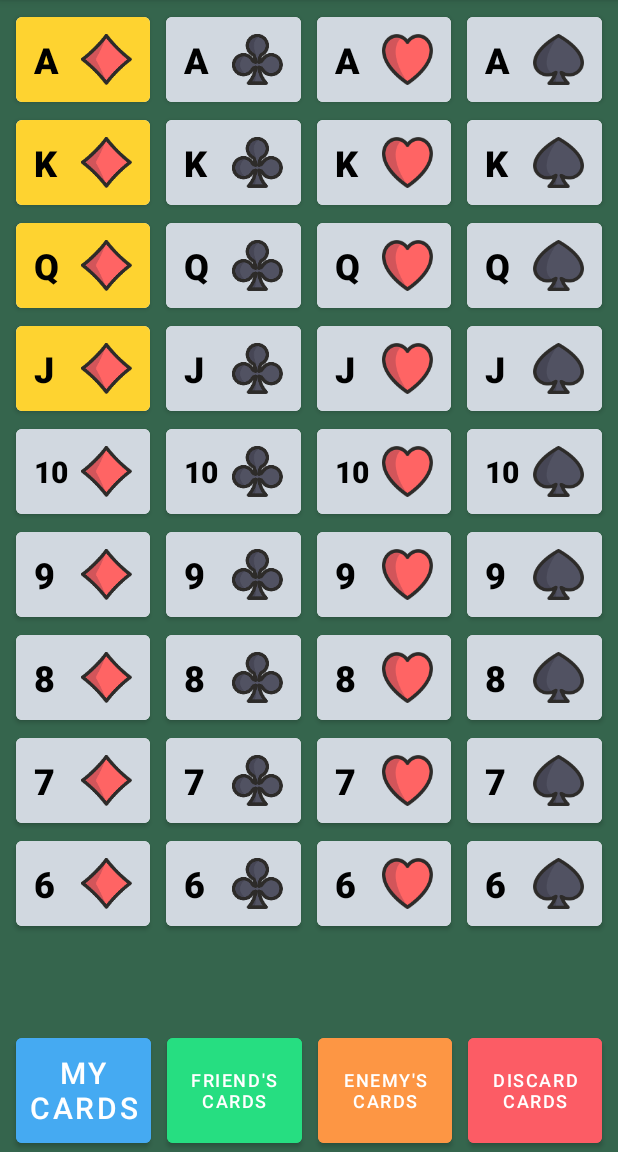
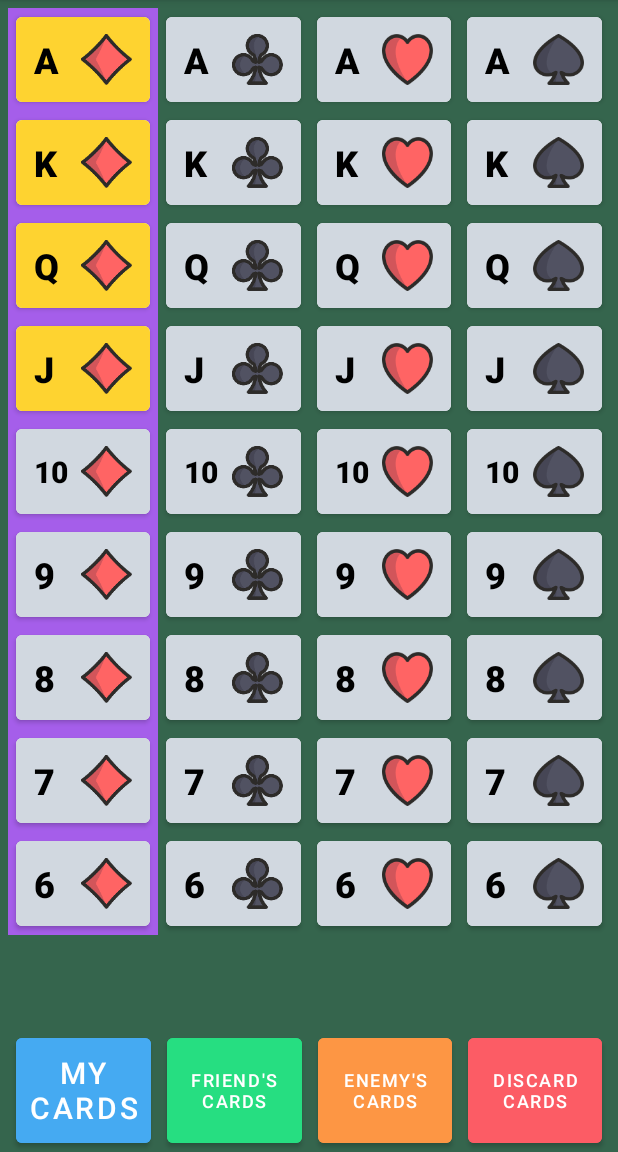
Before and after one commit to mmoschenskikh/durak-helper, an Android app: the screen it shows after launch (MainActivity), in the options menu, after a tap on "Trump: diamonds (♦)", on a phone screen of 412 x 824 dp, the part 84-1236 px from its top. Run offline under Robolectric (Android 15) with nearby library versions, the phone set to English and light mode, and no system bars.

Commit message:
Trump highlighting done

```diff
--- a/app/src/main/java/ru/maxultra/durakhelper/DeckFragment.kt
+++ b/app/src/main/java/ru/maxultra/durakhelper/DeckFragment.kt
@@ -1,5 +1,6 @@
 package ru.maxultra.durakhelper
 
+import android.graphics.drawable.ColorDrawable
 import android.graphics.drawable.Drawable
 import android.os.Bundle
 import android.view.*
@@ -32,6 +33,7 @@ class DeckFragment : Fragment() {
         get() = deckRecyclerView.adapter as CardAdapter
 
     private val cardsChanged = mutableSetOf<Int>()
+    private var trumpSuit: Card.Suit? = null
 
     private var pixelHeight: Int = 0
 
@@ -61,6 +63,7 @@ class DeckFragment : Fragment() {
             it.status = Card.Status.TABLE
             it
         })
+        trumpSuit = null
         deckRecyclerView.adapter?.notifyDataSetChanged()
     }
 
@@ -110,13 +113,45 @@ class DeckFragment : Fragment() {
     override fun onOptionsItemSelected(item: MenuItem): Boolean {
         return when (item.itemId) {
             R.id.new_game -> {
-                if ((deckRecyclerView.adapter as CardAdapter).currentList.any { it.status != Card.Status.TABLE }) {
+                if ((deckRecyclerView.adapter as CardAdapter).currentList.any { it.status != Card.Status.TABLE } || trumpSuit != null) {
                     ConfirmDialog.show(context) { resetState() }
                 }
                 true
             }
+            R.id.trump_diamonds -> {
+                trumpSuit?.let { findSuitCards(it) }
+                trumpSuit = Card.Suit.DIAMONDS
+                findSuitCards(trumpSuit!!)
+                updateCardsChanged()
+                true
+            }
+            R.id.trump_clubs -> {
+                trumpSuit?.let { findSuitCards(it) }
+                trumpSuit = Card.Suit.CLUBS
+                findSuitCards(trumpSuit!!)
+                updateCardsChanged()
+                true
+            }
+            R.id.trump_hearts -> {
+                trumpSuit?.let { findSuitCards(it) }
+                trumpSuit = Card.Suit.HEARTS
+                findSuitCards(trumpSuit!!)
+                updateCardsChanged()
+                true
+            }
+            R.id.trump_spades -> {
+                trumpSuit?.let { findSuitCards(it) }
+                trumpSuit = Card.Suit.SPADES
+                findSuitCards(trumpSuit!!)
+                updateCardsChanged()
+                true
+            }
             else -> super.onOptionsItemSelected(item)
         }
+    }
+
+    private fun findSuitCards(suit: Card.Suit) {
+        cardsChanged.addAll((0..deckViewModel.deckSize).toSet().filter { it % 4 == suit.ordinal })
     }
 
     override fun onDetach() {
@@ -126,6 +161,10 @@ class DeckFragment : Fragment() {
 
     private fun updateUI(deck: List<Card>) {
         (deckRecyclerView.adapter as CardAdapter).submitList(deck)
+        updateCardsChanged()
+    }
+
+    private fun updateCardsChanged() {
         cardsChanged.forEach { deckRecyclerView.adapter?.notifyItemChanged(it, Unit) }
         cardsChanged.clear()
     }
@@ -134,52 +173,49 @@ class DeckFragment : Fragment() {
         View.OnClickListener {
         private val coeff = 12
 
-        val cardButton: Button = itemView.findViewById(R.id.card_button)
-        val cardLayout: LinearLayout = itemView.findViewById(R.id.card_button_layout)
+        private val cardButton: Button = itemView.findViewById(R.id.card_button)
+        private val cardLayout: LinearLayout = itemView.findViewById(R.id.card_button_layout)
         private lateinit var card: Card
 
-        val clubsDrawable = ResourcesCompat.getDrawable(resources, R.drawable.clubs, null)
-        val heartsDrawable = ResourcesCompat.getDrawable(resources, R.drawable.hearts, null)
-        val spadesDrawable = ResourcesCompat.getDrawable(resources, R.drawable.spades, null)
-        val diamondsDrawable = ResourcesCompat.getDrawable(resources, R.drawable.diamonds, null)
+        private val clubsDrawable = ResourcesCompat.getDrawable(resources, R.drawable.clubs, null)
+        private val heartsDrawable = ResourcesCompat.getDrawable(resources, R.drawable.hearts, null)
+        private val spadesDrawable = ResourcesCompat.getDrawable(resources, R.drawable.spades, null)
+        private val diamondsDrawable =
+            ResourcesCompat.getDrawable(resources, R.drawable.diamonds, null)
+
+        private var cardDrawable: Drawable? = null
 
         init {
             cardButton.setOnClickListener(this)
             val params = cardLayout.layoutParams
             params.height = pixelHeight / coeff
             cardLayout.layoutParams = params
-
-            val suitDrawables = setOf(
-                clubsDrawable,
-                heartsDrawable,
-                spadesDrawable,
-                diamondsDrawable
-            )
-
-            fun changeDrawableSize(drawable: Drawable, size: Int) {
-                drawable.setBounds(0, 0, size, size)
-            }
-
-            suitDrawables.forEach { changeDrawableSize(it!!, params.height / 2) }
         }
 
         fun bind(card: Card) {
             this.card = card
+            val size = (pixelHeight / coeff) / 2
 
-            fun setRightDrawable(drawable: Drawable?) {
-                cardButton.setCompoundDrawables(null, null, drawable, null)
+            cardDrawable = when (card.suit) {
+                Card.Suit.CLUBS -> clubsDrawable
+                Card.Suit.HEARTS -> heartsDrawable
+                Card.Suit.SPADES -> spadesDrawable
+                Card.Suit.DIAMONDS -> diamondsDrawable
             }
 
-            when (card.suit) {
-                Card.Suit.CLUBS -> setRightDrawable(clubsDrawable)
-                Card.Suit.HEARTS -> setRightDrawable(heartsDrawable)
-                Card.Suit.SPADES -> setRightDrawable(spadesDrawable)
-                Card.Suit.DIAMONDS -> setRightDrawable(diamondsDrawable)
-            }
+            if (card.suit == trumpSuit)
+                cardLayout.background =
+                    ColorDrawable(resources.getColor(R.color.trump_suit_color, null))
+            else
+                cardLayout.background = null
 
+            cardDrawable?.setBounds(0, 0, size, size)
             assessImage()
         }
 
+        private fun setDrawable(drawable: Drawable?) {
+            cardButton.setCompoundDrawables(null, null, drawable, null)
+        }
 
         override fun onClick(v: View?) {
             if (card.status == Card.Status.INGAME)
@@ -201,8 +237,10 @@ class DeckFragment : Fragment() {
             cardButton.backgroundTintList = context?.getColorStateList(color)
             if (card.status == Card.Status.DISCARD) {
                 cardButton.text = ""
+                setDrawable(null)
             } else {
                 cardButton.text = card.rank.rankString
+                setDrawable(cardDrawable)
             }
         }
     }
```
